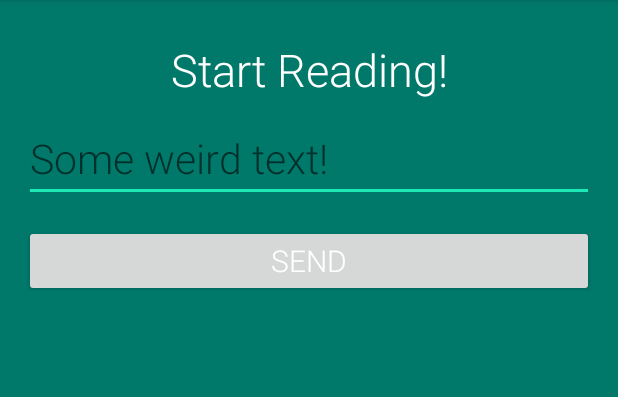
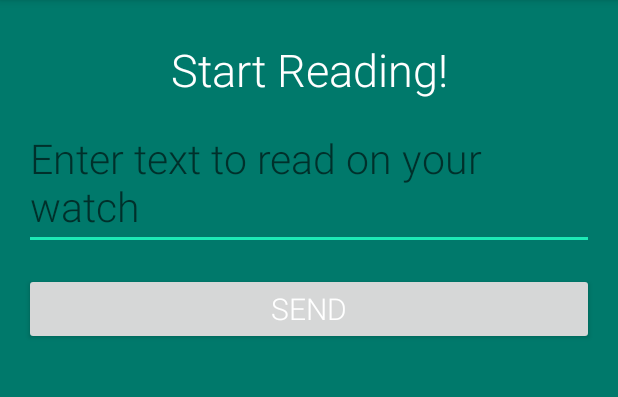
Before and after one commit to SferaDev/SpeedReading, an Android app: the screen it shows after launch (MainActivity), on a phone screen of 412 x 824 dp, the part 84-481 px from its top. Run offline under Robolectric (Android 15) with nearby library versions, the phone set to English and light mode, and no system bars; libraries missing offline, so code that uses them is left out: com.dd.processbutton, com.rengwuxian.materialedittext; plain views replace MaterialEditText, SubmitProcessButton; 5 statements that could not run were skipped.

Commit message:
Couple of changes

```diff
--- a/mobile/src/main/java/com/sferadev/speedreading/activity/MainActivity.java
+++ b/mobile/src/main/java/com/sferadev/speedreading/activity/MainActivity.java
@@ -62,6 +62,8 @@ public class MainActivity extends ActionBarActivity {
             if ("text/plain".equals(intent.getType())) {
                 editText.setText(intent.getStringExtra(Intent.EXTRA_TEXT));
                 sendText(intent.getStringExtra(Intent.EXTRA_TEXT));
+            } else {
+                Log.d(TAG, getIntent().getExtras().toString());
             }
         }
     }
--- a/mobile/src/main/res/layout/activity_main.xml
+++ b/mobile/src/main/res/layout/activity_main.xml
@@ -29,7 +29,7 @@
         android:layout_below="@id/textView"
         android:layout_marginBottom="15dp"
         android:fontFamily="sans-serif-light"
-        android:hint="Some weird text!"
+        android:hint="Enter text to read on your watch"
         android:textSize="27dp"
         app:baseColor="@color/white"
         app:floatingLabel="highlight"
```
